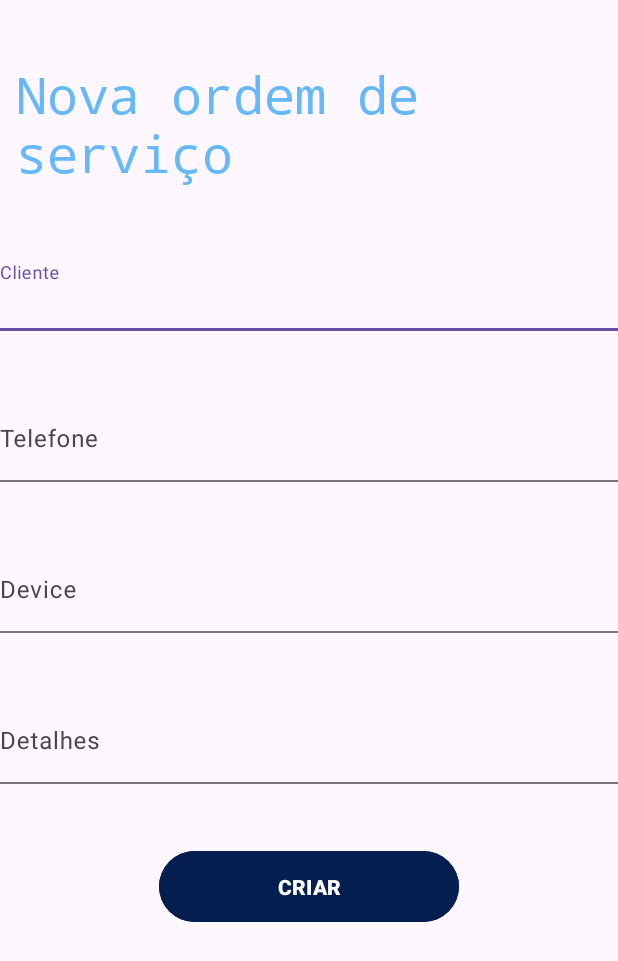
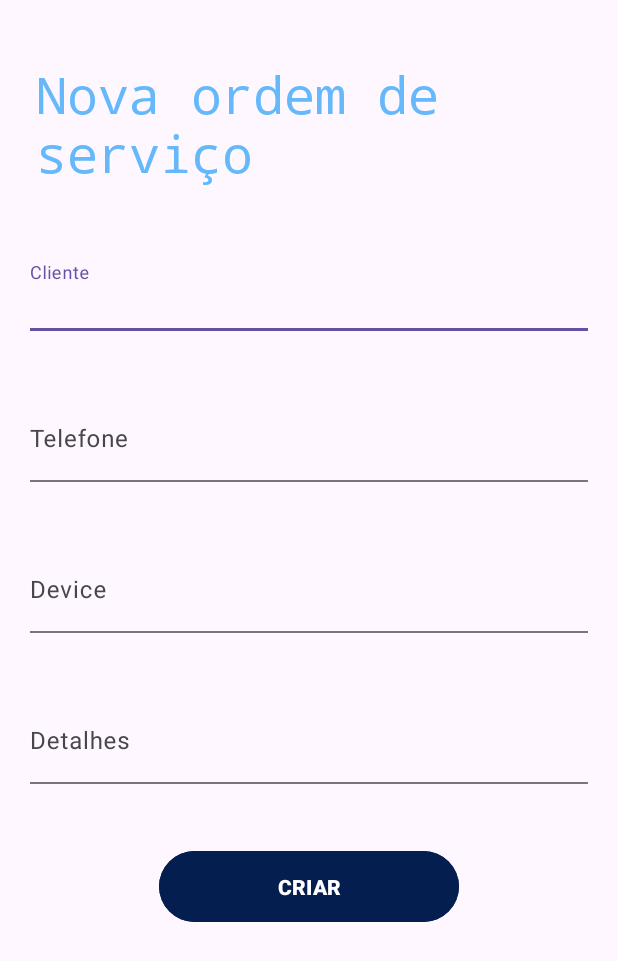
Before and after one commit to cami-oliveira/AndroidApp, an Android app: the NewOrderService screen opened directly, with no data from a screen before it, on a phone screen of 412 x 824 dp. Shown: the top 961 px of the screen. Run offline under Robolectric (Android 15) with nearby library versions, the phone set to English and light mode, and no system bars.

Commit message:
add: layout adjusts and code validation

```diff
--- a/app/src/main/java/com/pucpr/atividadesomativa2/controller/MainActivity.java
+++ b/app/src/main/java/com/pucpr/atividadesomativa2/controller/MainActivity.java
@@ -38,12 +38,12 @@ public class MainActivity extends AppCompatActivity {
 
         EditText usernameEditText = findViewById(R.id.usernameEditText);
         EditText passwordEditText = findViewById(R.id.passwordEditText);
-        String username = usernameEditText.getText().toString();
+        String username = usernameEditText.getText().toString().toLowerCase();
         String password = passwordEditText.getText().toString();
         String usernameData = String.valueOf(username.equals(DataModel.getInstance().userDetails.getUsername()));
         String passwordData = String.valueOf(password.equals(DataModel.getInstance().userDetails.getPassword()));
 
-        if (username.equals(DataModel.getInstance().userDetails.getUsername()) &&
+        if (username.equals(DataModel.getInstance().userDetails.getUsername().toLowerCase()) &&
                 password.equals(DataModel.getInstance().userDetails.getPassword())) {
 
             Intent intent = new Intent(MainActivity.this,MainTabActivity.class);
--- a/app/src/main/res/layout/activity_add_solution_order_service.xml
+++ b/app/src/main/res/layout/activity_add_solution_order_service.xml
@@ -22,6 +22,8 @@
         android:layout_width="match_parent"
         android:layout_height="wrap_content"
         android:background="@android:color/transparent"
+        android:layout_marginStart="20dp"
+        android:layout_marginEnd="20dp"
         android:ems="10"
         android:hint="Solução aplicada"
         android:importantForAutofill="no"
--- a/app/src/main/res/layout/activity_new_order_service.xml
+++ b/app/src/main/res/layout/activity_new_order_service.xml
@@ -8,7 +8,7 @@
 
     <androidx.appcompat.widget.AppCompatTextView
         android:id="@+id/newOrderServiceText"
-        android:layout_width="wrap_content"
+        android:layout_width="0dp"
         android:layout_height="wrap_content"
         android:layout_marginStart="24dp"
         android:layout_marginTop="40dp"
@@ -29,6 +29,8 @@
         android:layout_width="0dp"
         android:layout_height="wrap_content"
         android:layout_marginTop="40dp"
+        android:layout_marginStart="20dp"
+        android:layout_marginEnd="20dp"
         app:errorEnabled="true"
         app:layout_constraintEnd_toEndOf="parent"
         app:layout_constraintStart_toStartOf="parent"
@@ -57,6 +59,8 @@
         android:layout_width="0dp"
         android:layout_height="wrap_content"
         app:errorEnabled="true"
+        android:layout_marginStart="20dp"
+        android:layout_marginEnd="20dp"
         app:layout_constraintEnd_toEndOf="parent"
         app:layout_constraintStart_toStartOf="parent"
         app:layout_constraintTop_toBottomOf="@+id/clientTextInputLayout">
@@ -70,6 +74,7 @@
             android:ems="10"
             android:hint="@string/telefone"
             android:importantForAutofill="no"
+            android:inputType="numberDecimal"
             android:minHeight="48dp"
             android:paddingStart="0dp"
             android:paddingEnd="0dp"
@@ -82,6 +87,8 @@
         style="?attr/textInputFilledStyle"
         android:layout_width="0dp"
         android:layout_height="wrap_content"
+        android:layout_marginStart="20dp"
+        android:layout_marginEnd="20dp"
         app:errorEnabled="true"
         app:layout_constraintEnd_toEndOf="parent"
         app:layout_constraintStart_toStartOf="parent"
@@ -108,6 +115,8 @@
         style="?attr/textInputFilledStyle"
         android:layout_width="0dp"
         android:layout_height="wrap_content"
+        android:layout_marginStart="20dp"
+        android:layout_marginEnd="20dp"
         app:errorEnabled="true"
         app:layout_constraintEnd_toEndOf="parent"
         app:layout_constraintStart_toStartOf="parent"
--- a/app/src/main/res/layout/activity_order_details.xml
+++ b/app/src/main/res/layout/activity_order_details.xml
@@ -8,7 +8,7 @@
 
     <androidx.appcompat.widget.AppCompatTextView
         android:id="@+id/orderDetailsTitleId"
-        android:layout_width="wrap_content"
+        android:layout_width="0dp"
         android:layout_height="wrap_content"
         android:layout_marginStart="24dp"
         android:layout_marginTop="40dp"
--- a/app/src/main/res/layout/activity_tab_main.xml
+++ b/app/src/main/res/layout/activity_tab_main.xml
@@ -19,12 +19,9 @@
         android:layout_height="wrap_content"
         android:layout_marginEnd="0dp"
         android:layout_marginStart="0dp"
-        android:background="@color/cardview_light_background"
         app:layout_constraintBottom_toBottomOf="parent"
         app:layout_constraintLeft_toLeftOf="parent"
         app:layout_constraintRight_toRightOf="parent"
-        app:itemIconTint="@color/design_default_color_primary_variant"
-        app:itemTextColor="@color/design_default_color_primary"
         app:menu="@menu/bottom_menu"/>
 
 </androidx.constraintlayout.widget.ConstraintLayout>
--- a/app/src/main/res/layout/fragment_order_service_list.xml
+++ b/app/src/main/res/layout/fragment_order_service_list.xml
@@ -23,7 +23,10 @@
         android:layout_height="wrap_content"
         android:layout_marginEnd="30dp"
         android:layout_marginBottom="100dp"
-        android:src="@drawable/ic_add"
+        android:src="@drawable/ic_add_white"
+        android:tint="@color/white"
+        android:foregroundTint="@color/white"
+        app:backgroundTint="@color/design_default_color_primary"
         app:layout_constraintBottom_toBottomOf="parent"
         app:layout_constraintEnd_toEndOf="parent" />
 
--- a/app/src/main/res/values-night/themes.xml
+++ b/app/src/main/res/values-night/themes.xml
@@ -1,7 +1,8 @@
 <resources xmlns:tools="http://schemas.android.com/tools">
     <!-- Base application theme. -->
-    <style name="Base.Theme.AtividadeSomativa2" parent="Theme.Material3.DayNight.NoActionBar">
-        <!-- Customize your dark theme here. -->
+    <style name="Base.Theme.AtividadeSomativa2" parent="Theme.MaterialComponents.Light.NoActionBar">
+
+    <!-- Customize your dark theme here. -->
         <!-- <item name="colorPrimary">@color/my_dark_primary</item> -->
     </style>
 </resources>
```
Also changed, not shown: app/src/main/java/com/pucpr/atividadesomativa2/controller/AddSolutionOrderServiceActivity.java (+19 -0 lines), app/src/main/java/com/pucpr/atividadesomativa2/controller/NewOrderService.java (+42 -0 lines), app/src/main/res/drawable/ic_add_white.png (added).
